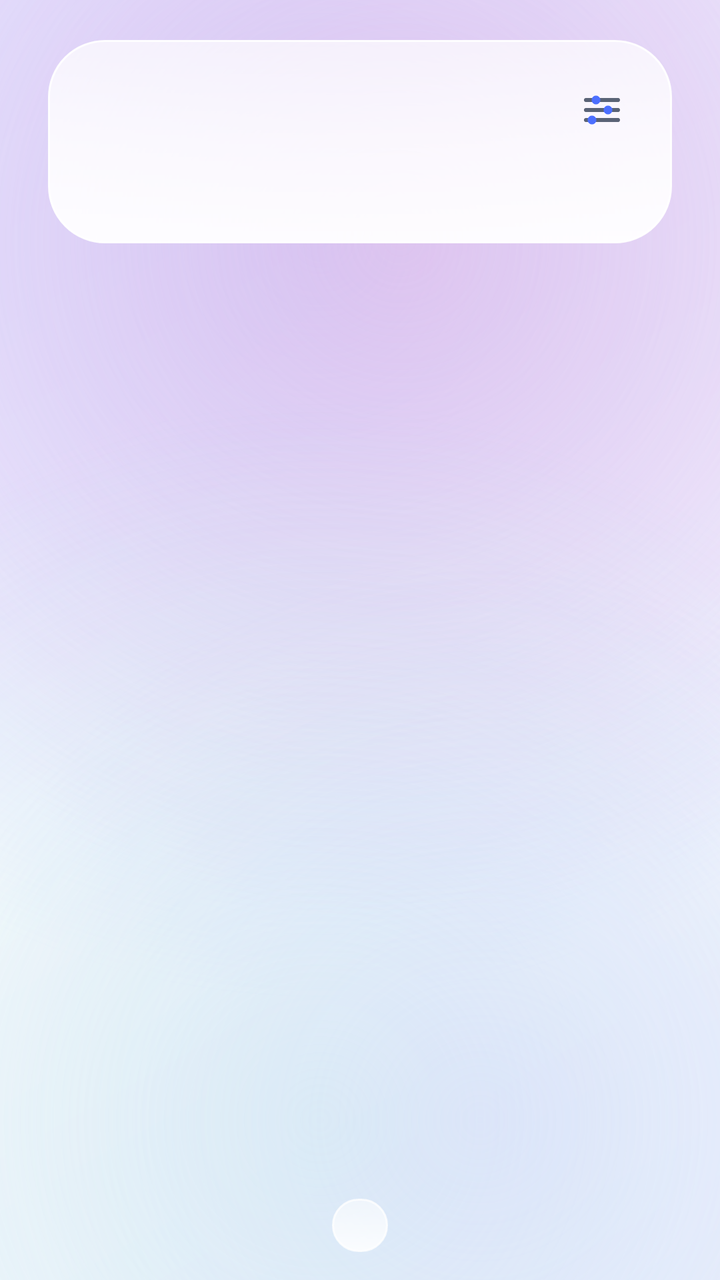
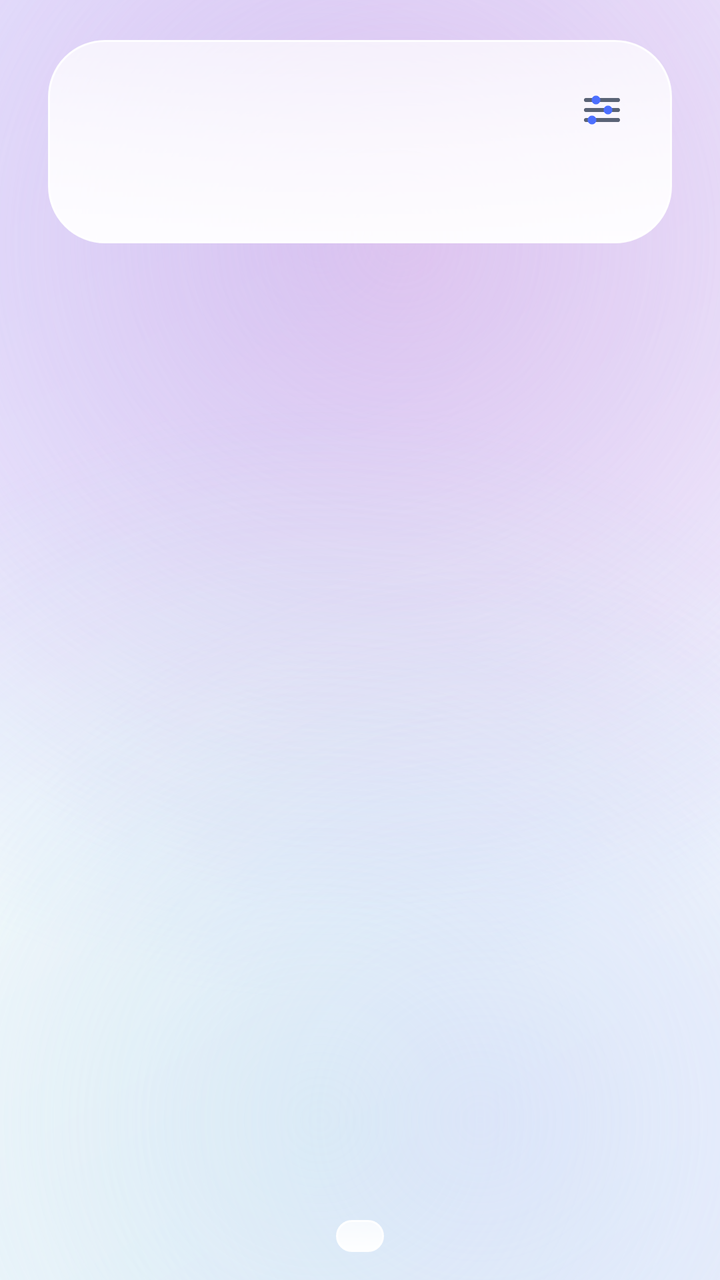

Two renders of the same Android screen: before a commit and after it. Below are the layout's source before the change and the commit's diff.
<!-- AndroidManifest.xml: activity theme Theme.Control -->
<!-- res/layout/activity_home.xml -->
<?xml version="1.0" encoding="utf-8"?>
<FrameLayout xmlns:android="http://schemas.android.com/apk/res/android"
    android:id="@+id/root"
    android:layout_width="match_parent"
    android:layout_height="match_parent"
    android:background="@drawable/bg_page_gradient">

    <ImageView
        android:id="@+id/ivWallpaper"
        android:layout_width="match_parent"
        android:layout_height="match_parent"
        android:contentDescription="@null"
        android:scaleType="centerCrop"
        android:visibility="gone" />

    <View
        android:id="@+id/vScrim"
        android:layout_width="match_parent"
        android:layout_height="match_parent"
        android:background="@drawable/bg_scrim_vertical"
        android:visibility="gone" />

    <LinearLayout
        android:layout_width="match_parent"
        android:layout_height="match_parent"
        android:orientation="vertical"
        android:paddingLeft="24dp"
        android:paddingTop="20dp"
        android:paddingRight="24dp"
        android:paddingBottom="14dp">

        
        <LinearLayout
            android:layout_width="match_parent"
            android:layout_height="wrap_content"
            android:background="@drawable/bg_glass_header"
            android:elevation="10dp"
            android:orientation="vertical"
            android:paddingLeft="18dp"
            android:paddingTop="14dp"
            android:paddingRight="14dp"
            android:paddingBottom="14dp">

            <LinearLayout
                android:layout_width="match_parent"
                android:layout_height="wrap_content"
                android:gravity="center_vertical"
                android:orientation="horizontal">

                <TextView
                    android:id="@+id/tvClock"
                    android:layout_width="wrap_content"
                    android:layout_height="wrap_content"
                    android:textColor="@color/text"
                    android:textSize="30sp"
                    android:textStyle="bold" />

                <TextView
                    android:id="@+id/tvDate"
                    android:layout_width="0dp"
                    android:layout_height="wrap_content"
                    android:layout_marginLeft="14dp"
                    android:layout_weight="1"
                    android:textColor="@color/sub"
                    android:textSize="13sp" />

                <ImageButton
                    android:id="@+id/btnSettings"
                    android:layout_width="42dp"
                    android:layout_height="42dp"
                    android:background="@drawable/bg_grid_item"
                    android:contentDescription="@string/settings"
                    android:padding="9dp"
                    android:src="@drawable/ic_settings" />
            </LinearLayout>

            <TextView
                android:id="@+id/tvStatus"
                android:layout_width="match_parent"
                android:layout_height="wrap_content"
                android:layout_marginTop="4dp"
                android:lineSpacingExtra="3dp"
                android:textColor="@color/sub"
                android:textSize="13sp" />

            <LinearLayout
                android:id="@+id/chipBox"
                android:layout_width="match_parent"
                android:layout_height="wrap_content"
                android:layout_marginTop="10dp"
                android:orientation="horizontal" />
        </LinearLayout>

        <androidx.recyclerview.widget.RecyclerView
            android:id="@+id/grid"
            android:layout_width="match_parent"
            android:layout_height="0dp"
            android:layout_marginTop="10dp"
            android:layout_weight="1"
            android:clipToPadding="false"
            android:overScrollMode="never"
            android:scrollbars="none" />

        <TextView
            android:id="@+id/tvFooter"
            android:layout_width="wrap_content"
            android:layout_height="wrap_content"
            android:layout_gravity="center_horizontal"
            android:layout_marginTop="8dp"
            android:background="@drawable/bg_chip"
            android:gravity="center"
            android:paddingLeft="14dp"
            android:paddingTop="6dp"
            android:paddingRight="14dp"
            android:paddingBottom="6dp"
            android:textColor="@color/sub"
            android:textSize="11sp" />
    </LinearLayout>
</FrameLayout>
<!-- resources referenced by this layout -->
<resources>
  <color name="sub">#7A8496</color>
  <color name="text">#1B1F27</color>
  <!-- drawable bg_chip (drawable) -->
  <?xml version="1.0" encoding="utf-8"?>
  <shape xmlns:android="http://schemas.android.com/apk/res/android"
      android:shape="rectangle">
      <gradient
          android:angle="90"
          android:startColor="#D9FFFFFF"
          android:endColor="#8CFFFFFF"
          android:type="linear" />
      <corners android:radius="20dp" />
      <stroke
          android:width="1dp"
          android:color="#CCFFFFFF" />
  </shape>
  <!-- drawable bg_glass_header (drawable) -->
  <?xml version="1.0" encoding="utf-8"?>
  <shape xmlns:android="http://schemas.android.com/apk/res/android"
      android:shape="rectangle">
      <gradient
          android:angle="90"
          android:startColor="#F0FFFFFF"
          android:centerColor="#D9FFFFFF"
          android:endColor="#B3FFFFFF"
          android:type="linear" />
      <corners android:radius="28dp" />
      <stroke
          android:width="1dp"
          android:color="#F2FFFFFF" />
  </shape>
  <!-- drawable bg_grid_item (drawable) -->
  <?xml version="1.0" encoding="utf-8"?>
  <ripple xmlns:android="http://schemas.android.com/apk/res/android"
      android:color="#1A4C6FFF">
      <item android:id="@android:id/mask">
          <shape android:shape="rectangle">
              <solid android:color="#FFFFFF" />
              <corners android:radius="18dp" />
          </shape>
      </item>
  </ripple>
  <!-- drawable bg_page_gradient: vector/xml drawable (drawable, 2158 chars, omitted) -->
  <!-- drawable bg_scrim_vertical (drawable) -->
  <?xml version="1.0" encoding="utf-8"?>
  <shape xmlns:android="http://schemas.android.com/apk/res/android"
      android:shape="rectangle">
      <gradient
          android:angle="270"
          android:startColor="#80FFFFFF"
          android:centerColor="#4DFFFFFF"
          android:endColor="#A6FFFFFF"
          android:type="linear" />
  </shape>
  <!-- drawable ic_settings (drawable) -->
  <?xml version="1.0" encoding="utf-8"?>
  <vector xmlns:android="http://schemas.android.com/apk/res/android"
      android:width="24dp"
      android:height="24dp"
      android:viewportWidth="24"
      android:viewportHeight="24">
      <path
          android:pathData="M4,7 H20 M4,12 H20 M4,17 H20"
          android:strokeColor="#5A6376"
          android:strokeLineCap="round"
          android:strokeWidth="2" />
      <path
          android:fillColor="#4C6FFF"
          android:pathData="M9,7 m-2.2,0 a2.2,2.2 0 1,0 4.4,0 a2.2,2.2 0 1,0 -4.4,0" />
      <path
          android:fillColor="#4C6FFF"
          android:pathData="M15,12 m-2.2,0 a2.2,2.2 0 1,0 4.4,0 a2.2,2.2 0 1,0 -4.4,0" />
      <path
          android:fillColor="#4C6FFF"
          android:pathData="M7,17 m-2.2,0 a2.2,2.2 0 1,0 4.4,0 a2.2,2.2 0 1,0 -4.4,0" />
  </vector>
  <string name="settings">设置</string>
  <style name="Theme.Control" parent="Theme.AppCompat.Light.NoActionBar">
          <item name="colorPrimary">@color/accent</item>
          <item name="colorPrimaryDark">@color/accent</item>
          <item name="colorAccent">@color/accent</item>
          <item name="android:windowBackground">@drawable/bg_page_gradient</item>
          <item name="android:statusBarColor">@color/bg</item>
          <item name="android:navigationBarColor">@color/bg</item>
          <item name="android:windowLightStatusBar">true</item>
          <item name="android:textColorPrimary">@color/text</item>
          <item name="android:textColorSecondary">@color/sub</item>
          <item name="android:windowAnimationStyle">@android:style/Animation.Activity</item>
      </style>
  <color name="accent">#4C6FFF</color>
  <color name="bg">#F4F6FB</color>
</resources>

<!-- the commit's change to res/layout/activity_home.xml (unified diff, before → after) -->
@@ -101,19 +101,19 @@
             android:overScrollMode="never"
             android:scrollbars="none" />
 
-        <TextView
-            android:id="@+id/tvFooter"
+        
+        <LinearLayout
+            android:id="@+id/dockBar"
             android:layout_width="wrap_content"
             android:layout_height="wrap_content"
             android:layout_gravity="center_horizontal"
-            android:layout_marginTop="8dp"
-            android:background="@drawable/bg_chip"
+            android:layout_marginTop="10dp"
+            android:background="@drawable/bg_glass_dock"
             android:gravity="center"
-            android:paddingLeft="14dp"
-            android:paddingTop="6dp"
-            android:paddingRight="14dp"
-            android:paddingBottom="6dp"
-            android:textColor="@color/sub"
-            android:textSize="11sp" />
+            android:orientation="horizontal"
+            android:paddingLeft="12dp"
+            android:paddingTop="8dp"
+            android:paddingRight="12dp"
+            android:paddingBottom="8dp" />
     </LinearLayout>
 </FrameLayout>
<!-- resource entries referenced after the edit -->
@@ -2,19 +2,20 @@
 <resources>
   <color name="sub">#7A8496</color>
   <color name="text">#1B1F27</color>
-  <!-- drawable bg_chip (drawable) -->
+  <!-- drawable bg_glass_dock (drawable) -->
   <?xml version="1.0" encoding="utf-8"?>
   <shape xmlns:android="http://schemas.android.com/apk/res/android"
       android:shape="rectangle">
       <gradient
           android:angle="90"
-          android:startColor="#D9FFFFFF"
-          android:endColor="#8CFFFFFF"
+          android:startColor="#F2FFFFFF"
+          android:centerColor="#D9FFFFFF"
+          android:endColor="#BFFFFFFF"
           android:type="linear" />
-      <corners android:radius="20dp" />
+      <corners android:radius="26dp" />
       <stroke
           android:width="1dp"
-          android:color="#CCFFFFFF" />
+          android:color="#F2FFFFFF" />
   </shape>
   <!-- drawable bg_glass_header (drawable) -->
   <?xml version="1.0" encoding="utf-8"?>
